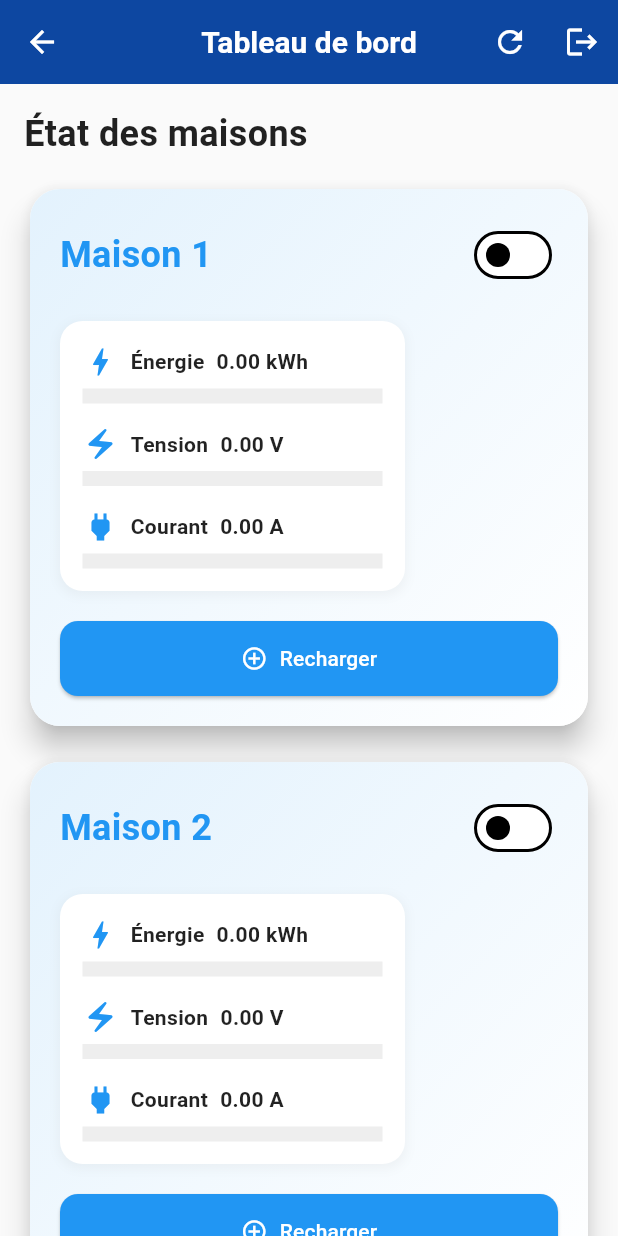
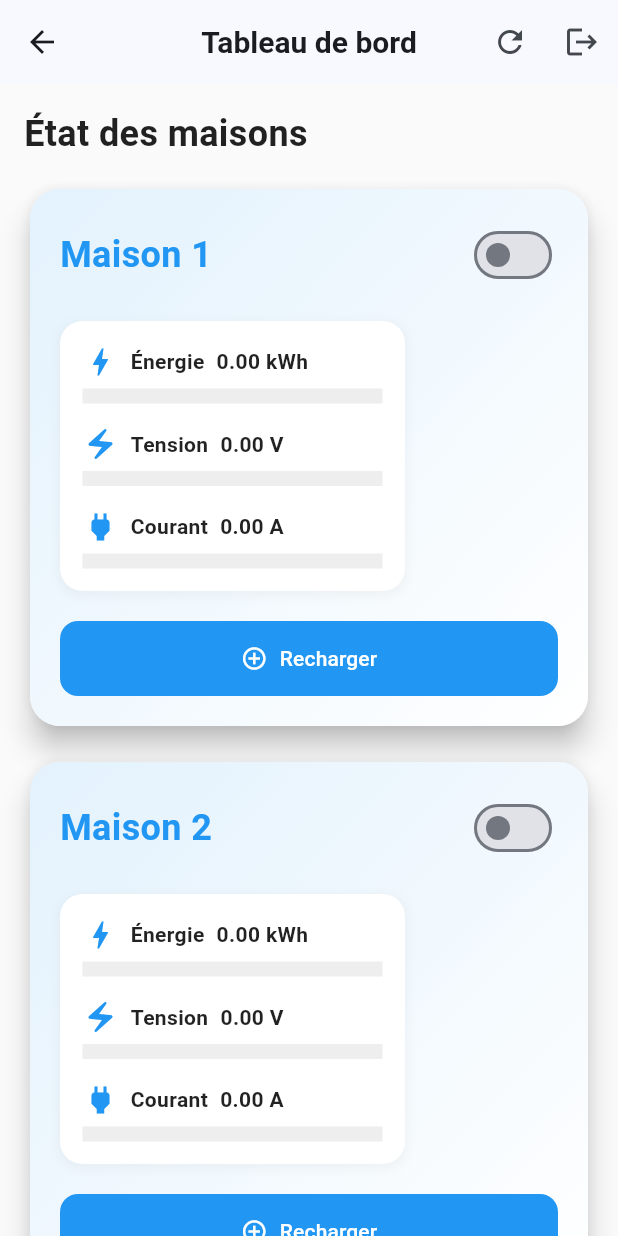
Before and after one commit to Moise-cell/energc-backend, a Flutter app: the OwnerDashboard screen opened by its route, on a phone screen of 412 x 824 dp. Run offline on Flutter 3.47's test engine with Material 3 defaults, Android fonts, the phone set to English and light mode, and no system bars; our stand-ins replace flutter_dotenv, flutter_secure_storage, logger; accounts and stored records are empty; network calls fail.

Commit message:
Fix: Update theme configuration and fix CardTheme type

```diff
--- a/lib/ui/theme/app_theme.dart
+++ b/lib/ui/theme/app_theme.dart
@@ -10,39 +10,28 @@ class AppTheme {
   static const Color successColor = Color(0xFF388E3C);
 
   // Thème clair
-  static final ThemeData lightTheme = ThemeData(
+  static ThemeData lightTheme = ThemeData(
     useMaterial3: true,
-    colorScheme: const ColorScheme.light(
-      primary: primaryColor,
-      secondary: secondaryColor,
-      error: errorColor,
+    brightness: Brightness.light,
+    colorScheme: ColorScheme.fromSeed(
+      seedColor: const Color(0xFF1E88E5),
+      brightness: Brightness.light,
     ),
-    appBarTheme: const AppBarTheme(
-      backgroundColor: primaryColor,
-      foregroundColor: Colors.white,
-      elevation: 4,
-      centerTitle: true,
+    appBarTheme: const AppBarTheme(centerTitle: true, elevation: 0),
+    cardTheme: CardThemeData(
+      elevation: 2,
+      shape: RoundedRectangleBorder(borderRadius: BorderRadius.circular(12)),
     ),
     elevatedButtonTheme: ElevatedButtonThemeData(
       style: ElevatedButton.styleFrom(
-        foregroundColor: Colors.white,
-        backgroundColor: primaryColor,
+        elevation: 0,
         padding: const EdgeInsets.symmetric(horizontal: 24, vertical: 12),
         shape: RoundedRectangleBorder(borderRadius: BorderRadius.circular(8)),
       ),
     ),
-    cardTheme: CardTheme(
-      elevation: 4,
-      shape: RoundedRectangleBorder(borderRadius: BorderRadius.circular(12)),
-    ),
     inputDecorationTheme: InputDecorationTheme(
       border: OutlineInputBorder(borderRadius: BorderRadius.circular(8)),
-      focusedBorder: OutlineInputBorder(
-        borderRadius: BorderRadius.circular(8),
-        borderSide: const BorderSide(color: primaryColor, width: 2),
-      ),
-      filled: true,
-      fillColor: Colors.grey[100],
+      contentPadding: const EdgeInsets.symmetric(horizontal: 16, vertical: 16),
     ),
     textTheme: const TextTheme(
       headlineLarge: TextStyle(
@@ -67,42 +56,28 @@ class AppTheme {
   );
 
   // Thème sombre
-  static final ThemeData darkTheme = ThemeData(
+  static ThemeData darkTheme = ThemeData(
     useMaterial3: true,
-    colorScheme: ColorScheme.dark(
-      primary: accentColor,
-      secondary: secondaryColor,
-      error: errorColor.withAlpha((0.8 * 255).toInt()), // Correction ici
-      surface: const Color(0xFF303030),
-      // background: const Color(0xFF121212), // Supprimé car déprécié
+    brightness: Brightness.dark,
+    colorScheme: ColorScheme.fromSeed(
+      seedColor: const Color(0xFF1E88E5),
+      brightness: Brightness.dark,
     ),
-    appBarTheme: AppBarTheme(
-      backgroundColor: Colors.grey[900],
-      foregroundColor: Colors.white,
-      elevation: 4,
-      centerTitle: true,
+    appBarTheme: const AppBarTheme(centerTitle: true, elevation: 0),
+    cardTheme: CardThemeData(
+      elevation: 2,
+      shape: RoundedRectangleBorder(borderRadius: BorderRadius.circular(12)),
     ),
     elevatedButtonTheme: ElevatedButtonThemeData(
       style: ElevatedButton.styleFrom(
-        foregroundColor: Colors.white,
-        backgroundColor: accentColor,
+        elevation: 0,
         padding: const EdgeInsets.symmetric(horizontal: 24, vertical: 12),
         shape: RoundedRectangleBorder(borderRadius: BorderRadius.circular(8)),
       ),
     ),
-    cardTheme: CardTheme(
-      color: Colors.grey[800],
-      elevation: 4,
-      shape: RoundedRectangleBorder(borderRadius: BorderRadius.circular(12)),
-    ),
     inputDecorationTheme: InputDecorationTheme(
       border: OutlineInputBorder(borderRadius: BorderRadius.circular(8)),
-      focusedBorder: OutlineInputBorder(
-        borderRadius: BorderRadius.circular(8),
-        borderSide: const BorderSide(color: accentColor, width: 2),
-      ),
-      filled: true,
-      fillColor: Colors.grey[800],
+      contentPadding: const EdgeInsets.symmetric(horizontal: 16, vertical: 16),
     ),
     textTheme: TextTheme(
       headlineLarge: const TextStyle(
```
